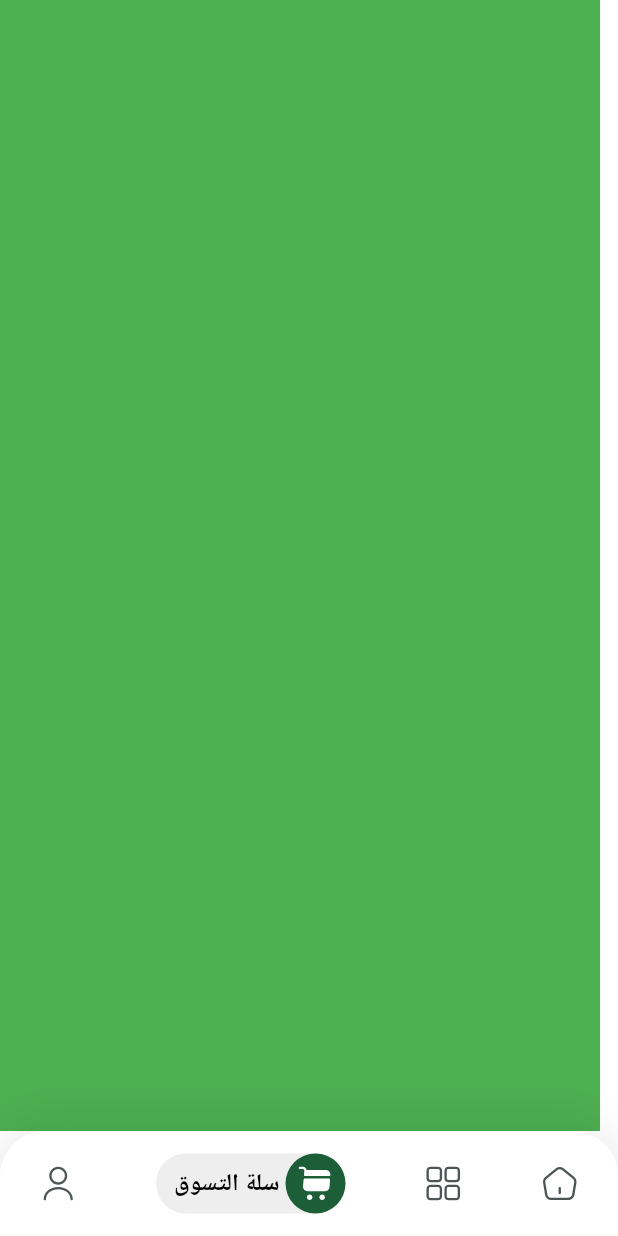
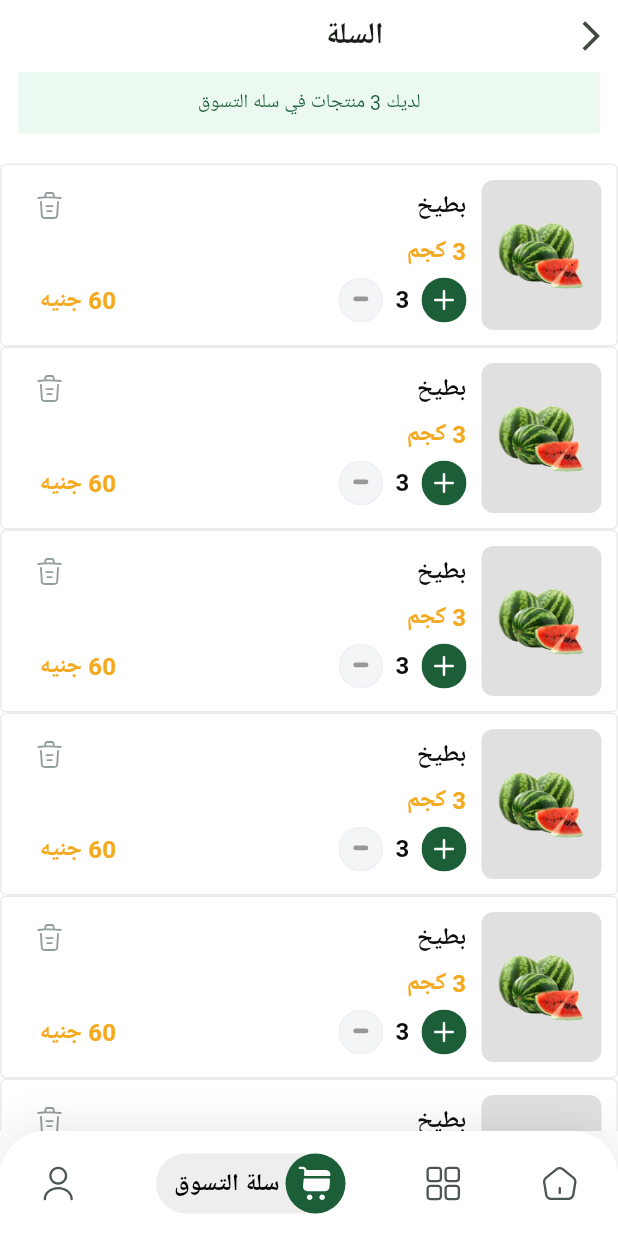
Before and after one commit to MohamedRafat-hub/malek-elfawakah, a Flutter app: the MainView screen opened by its route, item 2 of the bottom bar chosen, on a phone screen of 412 x 824 dp. Run offline on Flutter 3.47's test engine with Material 3 defaults, Android fonts, the phone set to English and light mode, and no system bars; our stand-ins replace bloc, cached_network_image, cloud_firestore, dartz, dots_indicator, firebase_auth and 9 more; missing offline and left inert: flutter_facebook_auth, svg_image_provider; accounts and stored records are empty; Roboto replaces fonts that are missing (Cairo, DM Sans).

Commit message:
cart view UI done

```diff
--- /dev/null
+++ b/lib/features/home/presentation/views/cart_view.dart
@@ -0,0 +1,73 @@
+import 'package:flutter/cupertino.dart';
+import 'package:flutter/material.dart';
+import 'package:fruit_hub/core/widgets/custom_material_button.dart';
+import 'package:fruit_hub/features/home/presentation/views/widgets/cart_item_list.dart';
+import 'package:fruit_hub/features/home/presentation/views/widgets/cart_view_app_bar.dart';
+import 'package:gap/gap.dart';
+
+class CartView extends StatelessWidget {
+  const CartView({super.key});
+
+  @override
+  Widget build(BuildContext context) {
+    return Scaffold(
+      body: SafeArea(child: CartViewBody()),
+    );
+  }
+}
+
+class CartViewBody extends StatelessWidget {
+  const CartViewBody({super.key});
+
+  @override
+  Widget build(BuildContext context) {
+    return SingleChildScrollView(
+      child: Column(
+        children: [
+          CartViewAppBar(),
+          Padding(
+            padding: const EdgeInsets.only(left: 12, right: 12),
+            child: Container(
+                width: double.infinity,
+                padding: EdgeInsets.symmetric(vertical: 10),
+                decoration: BoxDecoration(
+                  color: const Color(0xFFEBF9F1) /* Green1-50 */,
+                ),
+                child: Row(
+                  mainAxisAlignment: MainAxisAlignment.center,
+                  crossAxisAlignment: CrossAxisAlignment.center,
+                  spacing: 8,
+                  children: [
+                    Text(
+                      'لديك 3 منتجات في سله التسوق',
+                      style: TextStyle(
+                        color: const Color(0xFF1B5E37) /* Green1-500 */,
+                        fontSize: 13,
+                        fontFamily: 'Cairo',
+                        fontWeight: FontWeight.w400,
+                        height: 1.60,
+                      ),
+                    ),
+                  ],
+                )),
+          ),
+          Gap(20),
+
+          CartItemList(),
+
+          Gap(70),
+
+
+          Padding(
+            padding: const EdgeInsets.symmetric(horizontal: 16),
+            child: CustomMaterialButton(buttonName: 'الدفع 120 جنيه', onPressed: (){},),
+          ),
+
+
+          Gap(70),
+
+        ],
+      ),
+    );
+  }
+}
--- a/lib/features/home/presentation/views/main_view.dart
+++ b/lib/features/home/presentation/views/main_view.dart
@@ -1,4 +1,5 @@
 import 'package:flutter/material.dart';
+import 'package:fruit_hub/features/home/presentation/views/cart_view.dart';
 import 'package:fruit_hub/features/home/presentation/views/products_view.dart';
 import 'package:fruit_hub/features/home/presentation/views/widgets/custom_bottom_navbar.dart';
 import 'package:fruit_hub/features/home/presentation/views/widgets/home_view.dart';
@@ -20,21 +21,16 @@ class _MainViewState extends State<MainView> {
   @override
   Widget build(BuildContext context) {
     return Scaffold(
-      body: Padding(
-        padding: EdgeInsets.only(right: 12),
-        child: IndexedStack(
+      body: IndexedStack(
         index: currentIndex,
         children: [
           HomeView(),
           ProductsView(),
-            Container(
-              color: Colors.green,
-            ),
+          CartView(),
           Container(
             color: Colors.blue,
           )
         ],
-        ),
       ),
       bottomNavigationBar: CustomBottomNavBar(
         onItemTapped: (int index) {
@@ -48,22 +44,6 @@ class _MainViewState extends State<MainView> {
 }
 
 
-
-
-
-
-Widget getCurrentView(int index) {
-  return [
-    HomeView(),
-    ProductsView(),
-    Container(
-      color: Colors.green,
-    ),
-    Container(
-      color: Colors.blue,
-    )
-  ][index];
-}
 
 List<BottomNavBarEntity> get bottomNavBarItems => [
       BottomNavBarEntity(
--- a/lib/features/home/presentation/views/products_view.dart
+++ b/lib/features/home/presentation/views/products_view.dart
@@ -20,7 +20,10 @@ class ProductsView extends StatelessWidget {
     return Scaffold(
       body: BlocProvider(
         create: (context) => ProductsCubit(getIt.get<ProductRepo>()),
-        child: ProductsViewBody(),
+        child: Padding(
+          padding: const EdgeInsets.only(right: 16),
+          child: ProductsViewBody(),
+        ),
       ),
     );
   }
--- /dev/null
+++ b/lib/features/home/presentation/views/widgets/cart_item.dart
@@ -0,0 +1,140 @@
+import 'package:flutter/material.dart';
+import 'package:flutter_svg/svg.dart';
+import 'package:gap/gap.dart';
+
+class CartItem extends StatelessWidget {
+  const CartItem({super.key});
+
+  @override
+  Widget build(BuildContext context) {
+    return Container(
+      padding: EdgeInsets.all(10),
+      decoration: ShapeDecoration(
+        color: Colors.white.withValues(alpha: 0.10),
+        shape: RoundedRectangleBorder(
+          side: BorderSide(
+            width: 1,
+            color: const Color(0x66CACECE),
+          ),
+          borderRadius: BorderRadius.circular(4),
+        ),
+      ),
+      child: Row(
+        children: [
+          Container(
+            padding: EdgeInsets.all(8),
+            width: 80,
+            height: 100,
+            decoration: BoxDecoration(
+              color: Colors.grey[300],
+              borderRadius: BorderRadius.circular(8),
+            ),
+            child: Image.asset('assets/images/watermelon.png'),
+          ),
+
+          /// Image of the product
+
+          Gap(10),
+          Expanded(
+            child: Column(
+              spacing: 5,
+              crossAxisAlignment: CrossAxisAlignment.start,
+              children: [
+                Row(
+                  children: [
+                    Text(
+                      'بطيخ ',
+                      style: TextStyle(
+                        color: const Color(0xFF0C0D0D) /* Grayscale-950 */,
+                        fontSize: 16,
+                        fontFamily: 'Cairo',
+                        fontWeight: FontWeight.w700,
+                      ),
+                    ),
+                    Spacer(),
+                    GestureDetector(
+                        onTap: () {},
+                        child: SvgPicture.asset('assets/icons/trash_icon.svg')),
+                  ],
+                ),
+
+                /// Name of the product and delete icon
+
+                Text(
+                  '3 كجم',
+                  textAlign: TextAlign.right,
+                  style: TextStyle(
+                    color: const Color(0xFFF4A91F) /* Orange-500 */,
+                    fontSize: 16,
+                    fontFamily: 'Cairo',
+                    fontWeight: FontWeight.w700,
+                    height: 1.60,
+                  ),
+                ),
+
+                /// Quantity of the product
+
+                Row(
+                  spacing: 8,
+                  children: [
+                    GestureDetector(
+                        onTap: () {},
+                        child: SvgPicture.asset(
+                          'assets/icons/add_icon.svg',
+                          width: 30,
+                        )),
+                    Text(
+                      '3',
+                      style: TextStyle(
+                        color: const Color(0xFF0C0D0D) /* Grayscale-950 */,
+                        fontSize: 16,
+                        fontFamily: 'Cairo',
+                        fontWeight: FontWeight.w700,
+                      ),
+                    ),
+                    GestureDetector(
+                        onTap: () {},
+                        child: SvgPicture.asset(
+                          'assets/icons/remove_icon.svg',
+                          width: 30,
+                        )),
+                    Spacer(),
+                    Text.rich(
+                      TextSpan(
+                        children: [
+                          TextSpan(
+                            text: '60 جنيه',
+                            style: TextStyle(
+                              color: const Color(0xFFF4A91F) /* Orange-500 */,
+                              fontSize: 16,
+                              fontFamily: 'Cairo',
+                              fontWeight: FontWeight.w700,
+                            ),
+                          ),
+                          TextSpan(
+                            text: ' ',
+                            style: TextStyle(
+                              color: const Color(0xFFF4A91F) /* Orange-500 */,
+                              fontSize: 13,
+                              fontFamily: 'DM Sans',
+                              fontWeight: FontWeight.w700,
+                            ),
+                          ),
+                        ],
+                      ),
+                      textAlign: TextAlign.right,
+                    )
+                  ],
+                ),
+
+                /// Quantity control and price of the product
+              ],
+            ),
+          ),
+
+          Gap(12)
+        ],
+      ),
+    );
+  }
+}
--- /dev/null
+++ b/lib/features/home/presentation/views/widgets/cart_item_list.dart
@@ -0,0 +1,17 @@
+import 'package:flutter/material.dart';
+
+import 'cart_item.dart';
+
+class CartItemList extends StatelessWidget {
+  const CartItemList({super.key});
+
+  @override
+  Widget build(BuildContext context) {
+    return ListView.builder(
+      shrinkWrap: true,
+      physics: NeverScrollableScrollPhysics(),
+      itemBuilder: (context, index) => CartItem(),
+      itemCount: 7,
+    );
+  }
+}
--- /dev/null
+++ b/lib/features/home/presentation/views/widgets/cart_view_app_bar.dart
@@ -0,0 +1,28 @@
+import 'package:flutter/material.dart';
+
+class CartViewAppBar extends StatelessWidget {
+  const CartViewAppBar({super.key});
+
+  @override
+  Widget build(BuildContext context) {
+    return Row(
+      children: [
+        IconButton(
+          onPressed: () {
+            Navigator.pop(context);
+          },
+          icon: Icon(Icons.arrow_back_ios),
+        ),
+        Spacer(),
+        Text(
+          'السلة',
+          style: TextStyle(
+            fontSize: 20,
+            fontWeight: FontWeight.bold,
+          ),
+        ),
+        Spacer(flex: 2),
+      ],
+    );
+  }
+}
--- a/lib/features/home/presentation/views/widgets/home_view.dart
+++ b/lib/features/home/presentation/views/widgets/home_view.dart
@@ -15,7 +15,10 @@ class HomeView extends StatelessWidget {
   Widget build(BuildContext context) {
     return BlocProvider(
       create: (context) => ProductsCubit(getIt.get<ProductRepo>()),
-      child: HomeViewBody(),
+      child: Padding(
+        padding: const EdgeInsets.only(right: 16),
+        child: HomeViewBody(),
+      ),
     );
   }
 }
```
Also changed, not shown: assets/icons/remove_icon.svg (added), assets/icons/trash_icon.svg (added), lib/generated/assets.dart. Lines whose indentation alone changed are shown as unchanged.
